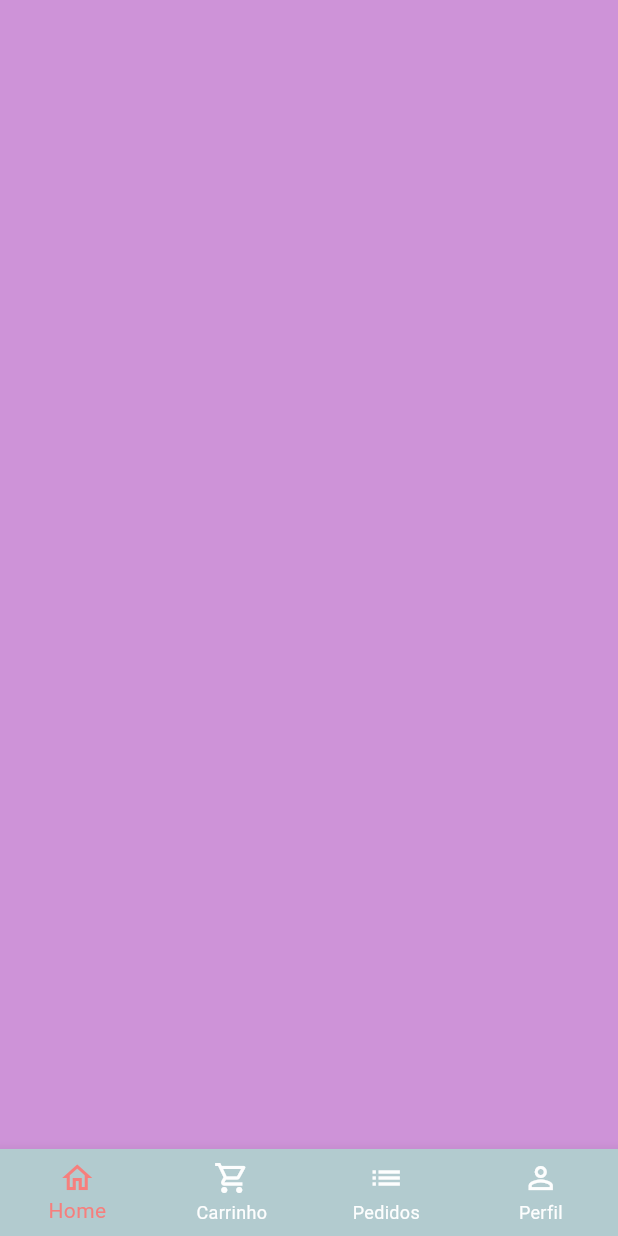
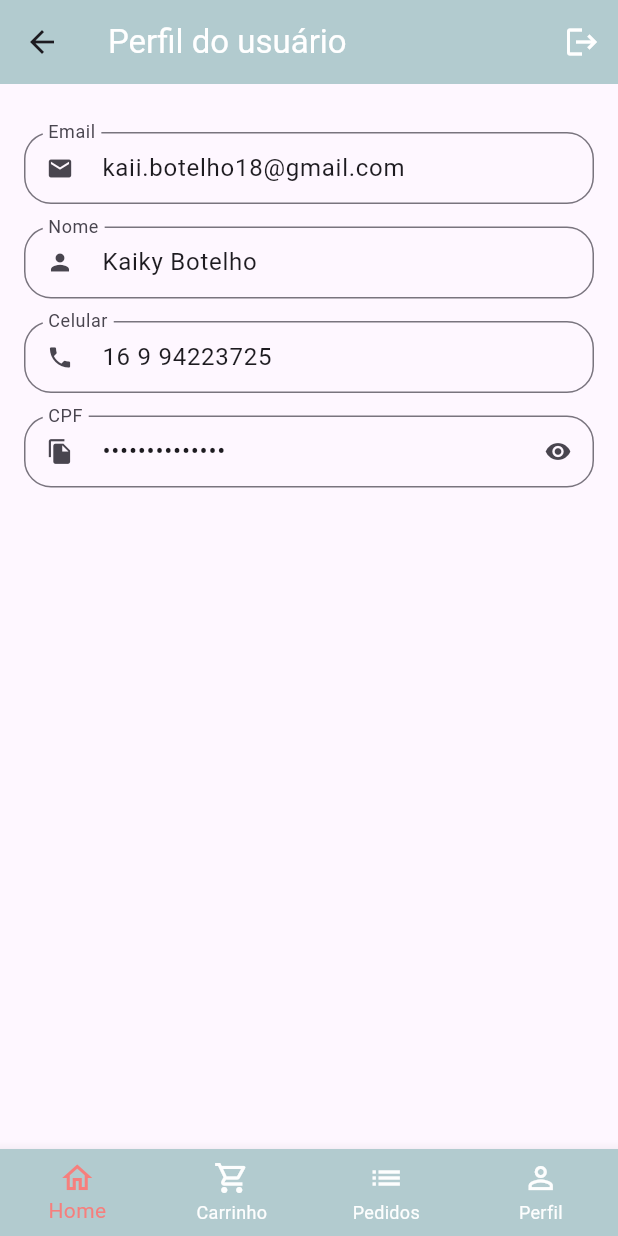
Before and after one commit to kaiky-botelho/nextbook, a Flutter app: the BaseScreen screen opened directly, swiped to page 4, on a phone screen of 412 x 824 dp. Run offline on Flutter 3.47's test engine with Material 3 defaults, Android fonts, the phone set to English and light mode, and no system bars; our stand-ins replace animated_text_kit, mask_text_input_formatter.

Commit message:
campo de dados

```diff
--- a/lib/src/config/app_data.dart
+++ b/lib/src/config/app_data.dart
@@ -1,5 +1,6 @@
 import 'package:nextbook/src/models/cart_item_model.dart';
 import 'package:nextbook/src/models/item_model.dart';
+import 'package:nextbook/src/models/user_model.dart';
 
 ItemModel hipotese = ItemModel(
   itemName: 'A hipótese do amor',
@@ -104,3 +105,10 @@ List<CartItemModel> cartItems = [
   CartItemModel(item: melhorFilme, quantity: 1),
   CartItemModel(item: amorGelo, quantity: 1),
 ];
+
+UserModel user = UserModel(
+  phone: '16 9 94223725',
+  cpf: '455.759.728.95',
+  email: 'kaii.botelho18@gmail.com',
+  name: 'Kaiky Botelho',
+  password: '');
--- /dev/null
+++ b/lib/src/models/user_model.dart
@@ -0,0 +1,18 @@
+import 'package:flutter/material.dart';
+
+class  UserModel {
+  String name;
+  String email;
+  String phone;
+  String cpf;
+  String password;
+
+  UserModel({
+    required this.phone,
+    required this.cpf,
+    required this.email,
+    required this.name,
+    required this.password,
+  });
+
+}
--- a/lib/src/pages/auth/Sign_In_Screen.dart
+++ b/lib/src/pages/auth/Sign_In_Screen.dart
@@ -2,7 +2,7 @@ import 'package:animated_text_kit/animated_text_kit.dart';
 import 'package:flutter/material.dart';
 
 import 'package:nextbook/src/config/custom_colors.dart';
-import 'package:nextbook/src/pages/auth/components/custom_text_field.dart';
+import 'package:nextbook/src/pages/common_widgets/custom_text_field.dart';
 import 'package:nextbook/src/pages/auth/sign_up_screen.dart';
 import 'package:nextbook/src/pages/base/base_screen.dart';
 
--- a/lib/src/pages/auth/sign_up_screen.dart
+++ b/lib/src/pages/auth/sign_up_screen.dart
@@ -1,7 +1,7 @@
 import 'package:flutter/material.dart';
 import 'package:mask_text_input_formatter/mask_text_input_formatter.dart';
 import 'package:nextbook/src/config/custom_colors.dart';
-import 'package:nextbook/src/pages/auth/components/custom_text_field.dart';
+import 'package:nextbook/src/pages/common_widgets/custom_text_field.dart';
 
 class SignUpScreen extends StatelessWidget {
   SignUpScreen({super.key});
--- a/lib/src/pages/base/base_screen.dart
+++ b/lib/src/pages/base/base_screen.dart
@@ -2,6 +2,7 @@ import 'package:flutter/material.dart';
 import 'package:nextbook/src/config/custom_colors.dart';
 import 'package:nextbook/src/pages/cart/cart_tab.dart';
 import 'package:nextbook/src/pages/home/home_tab.dart';
+import 'package:nextbook/src/pages/profile/profile_tab.dart';
 
 class BaseScreen extends StatefulWidget {
   const BaseScreen({super.key});
@@ -21,14 +22,12 @@ class _BaseScreenState extends State<BaseScreen> {
         physics: const NeverScrollableScrollPhysics(),
         controller: pageController,
         children: [
-          HomeTab(),
-          CartTab(),
+          const HomeTab(),
+          const CartTab(),
           Container(
             color: Colors.green[100],
           ),
-          Container(
-            color: Colors.purple[200],
-          ),
+          const ProfileTab(),
         ],
       ),
       bottomNavigationBar: BottomNavigationBar(
--- a/lib/src/pages/auth/components/custom_text_field.dart
+++ b/lib/src/pages/common_widgets/custom_text_field.dart
@@ -6,7 +6,9 @@ class CustomTextField extends StatefulWidget {
   final String label;
   final bool isSecret;
   final List<TextInputFormatter>? inputFormatters;
-  final TextEditingController? controller; // Adicionado o controlador
+  final TextEditingController? controller;
+  final String? initialValue;
+  final bool readOnly;
 
   const CustomTextField({
     super.key,
@@ -14,7 +16,9 @@ class CustomTextField extends StatefulWidget {
     required this.label,
     this.isSecret = false,
     this.inputFormatters,
-    this.controller, // Recebe o controlador
+    this.controller,
+    this.initialValue,
+    this.readOnly = false,
   });
 
   @override
@@ -35,6 +39,10 @@ class _CustomTextFieldState extends State<CustomTextField> {
     return Padding(
       padding: const EdgeInsets.only(bottom: 15),
       child: TextFormField(
+
+        readOnly: widget.readOnly,
+        initialValue: widget.initialValue,
+
         controller: widget.controller, // Conecta o controlador ao TextFormField
         inputFormatters: widget.inputFormatters,
         obscureText: isObscure,
--- /dev/null
+++ b/lib/src/pages/profile/profile_tab.dart
@@ -0,0 +1,66 @@
+import 'package:flutter/material.dart';
+import 'package:nextbook/src/pages/common_widgets/custom_text_field.dart';
+import 'package:nextbook/src/config/app_data.dart' as appData;
+
+class ProfileTab extends StatelessWidget {
+  const ProfileTab({super.key});
+
+  @override
+  Widget build(BuildContext context) {
+    return Scaffold(
+      appBar: AppBar(
+        backgroundColor: const Color.fromARGB(255, 178, 203, 207),
+        elevation: 0,
+        title: const Text(
+          'Perfil do usuário',
+          style: TextStyle(
+            color: Colors.white,
+          ),
+        ),
+        actions: [
+          IconButton(
+            onPressed: () {},
+            icon: const Icon(Icons.logout),
+            color: Colors.white,
+          )
+        ],
+      ),
+
+      body: ListView(
+        physics: BouncingScrollPhysics(),
+        padding: const EdgeInsets.fromLTRB(16, 32, 16, 16),
+        children: [
+          //email
+          CustomTextField(
+            readOnly: true,
+          initialValue: appData.user.email,
+          icon: Icons.email,
+          label: 'Email'
+          ),
+          //nome
+          CustomTextField(
+          readOnly: true,
+          initialValue: appData.user.name,
+          icon: Icons.person,
+          label: 'Nome'
+          ),
+          //celular
+          CustomTextField(
+          readOnly: true,
+          initialValue: appData.user.phone,
+          icon: Icons.phone,
+          label: 'Celular'
+          ),
+          //cpf
+          CustomTextField(
+          readOnly: true,
+          initialValue: appData.user.cpf,
+          icon: Icons.file_copy,
+          label: 'CPF',
+          isSecret: true,
+          ),
+        ],
+      ) ,
+    );
+  }
+}
```
